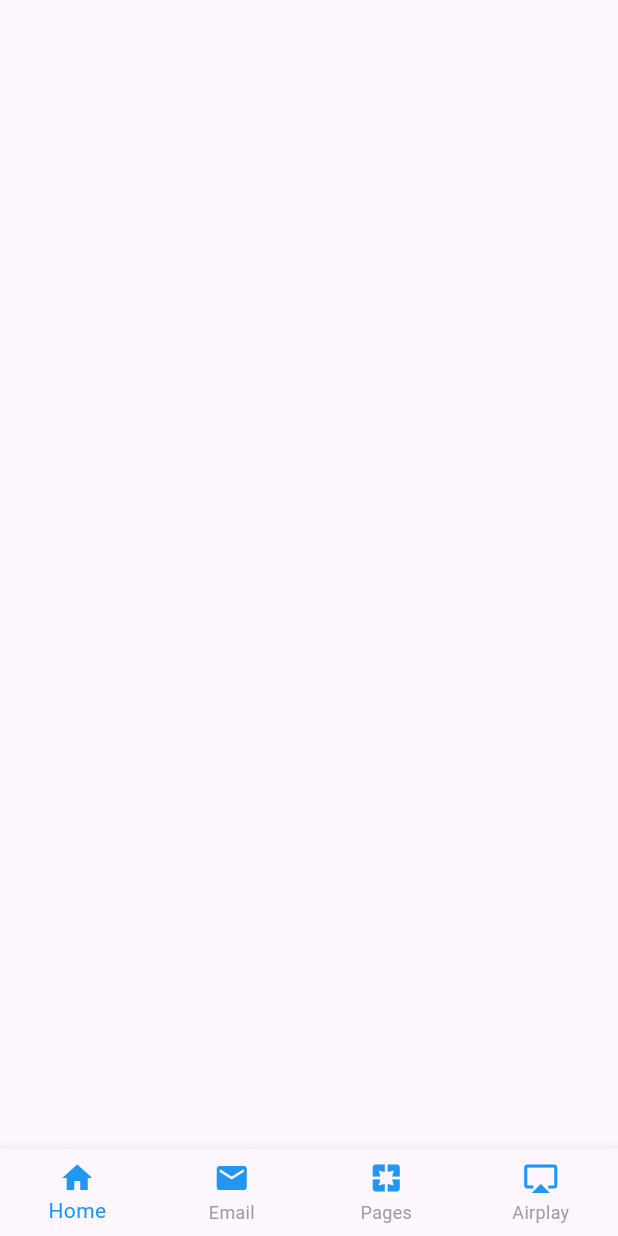
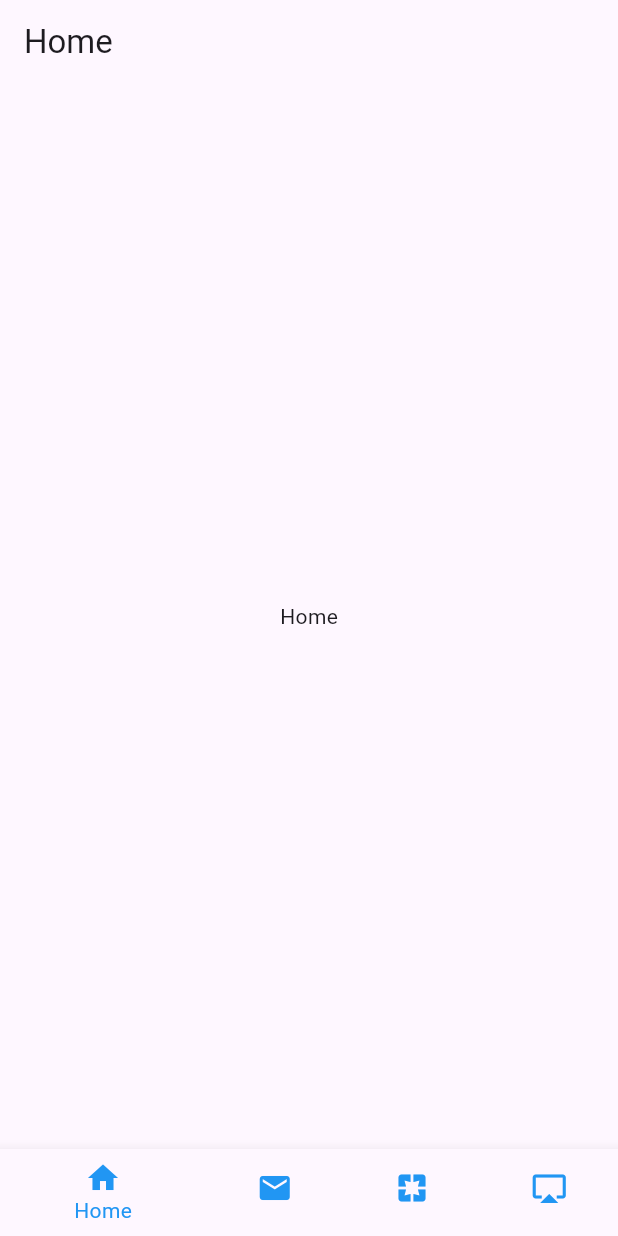
Before and after one commit to redfish-27182/my_flutter_learning, a Flutter app: the screen it shows after launch, on a phone screen of 412 x 824 dp. Run offline on Flutter 3.47's test engine with Material 3 defaults, Android fonts, the light colour scheme and no system bars.

Commit message:
class 16: 底部路徑導航進階版

```diff
--- a/lib/bottom_navigation_widget.dart
+++ b/lib/bottom_navigation_widget.dart
@@ -1,4 +1,8 @@
 import 'package:flutter/material.dart';
+import 'pages/email_screen.dart';
+import 'pages/home_screen.dart';
+import 'pages/pages_screen.dart';
+import 'pages/airpay_screen.dart';
 
 // ==========================================
 // 🏠 底部導航欄的主體（外殼積木）
@@ -16,14 +20,35 @@ class _BottomNavigationWidgetState extends State<BottomNavigationWidget> {
   // 💡 自訂一個顏色變數，未來想換主題色時，只要改這裡，所有按鈕一起變色！
   final _BottomNavigationWidgetColor = Colors.blue;
 
+  // 💡 修正一：變數宣告中間改用分號 `;`，新版空陣列直接用 `[]`
+  int _currentIndex = 0;
+  List<Widget> pagelist = [];
+
+  // 初始化狀態（這裏寫得超讚！級聯運算子用得很漂亮）
+  @override
+  void initState(){
+    pagelist
+      ..add(HomeScreen())
+      ..add(EmailScreen())
+      ..add(PagesScreen())
+      ..add(AirpayScreen());
+    super.initState();
+  }
+
   @override
   Widget build(BuildContext context) {
     return Scaffold(
+      // 💡 修正二：這行結尾一定要補上「逗號 `,`」
+      body: pagelist[_currentIndex],
+
       // 💡 bottomNavigationBar 是 Scaffold 專門用來放底部導航欄的骨架位子
       bottomNavigationBar: BottomNavigationBar(
 
         // 🔥 關鍵解鎖：當項目 >= 4 個時，必須強制設定為 fixed，否則沒點到的按鈕字體會消失！
-        type: BottomNavigationBarType.fixed,
+        //type: BottomNavigationBarType.fixed,
+
+        // 💡 修正四：一定要把目前的 index 綁進來，底下的按鈕發亮才會跟著動！
+        currentIndex: _currentIndex,
 
         // 🎨 設定被點選時的標籤文字顏色
         selectedItemColor: _BottomNavigationWidgetColor,
@@ -36,8 +61,6 @@ class _BottomNavigationWidgetState extends State<BottomNavigationWidget> {
           BottomNavigationBarItem(
             icon: Icon(
               Icons.home,
-              // 💡 小提示：因為我們在外層統一設定了 selected/unselected 顏色，
-              // 這裡的 color: 屬性其實可以放心地整行刪掉，讓外層大總管自動控制喔！
               color: _BottomNavigationWidgetColor,
             ),
             label: 'Home', // 新版寫法：直接給純字串，不能寫 Text() 喔！
@@ -70,6 +93,12 @@ class _BottomNavigationWidgetState extends State<BottomNavigationWidget> {
             label: 'Airplay',
           )
         ],
+        // index是flutter自帶的
+        onTap: (int index) {
+          setState(() {
+            _currentIndex = index;
+          });
+        },
       ),
     );
   }
--- /dev/null
+++ b/lib/pages/home_screen.dart
@@ -0,0 +1,11 @@
+import 'package:flutter/material.dart';
+
+class HomeScreen extends StatelessWidget{
+  @override
+  Widget build (BuildContext context){
+    return Scaffold(
+      appBar:AppBar(title: Text('Home')),
+      body: Center(child: Text('Home'))
+    );
+  }
+}
--- /dev/null
+++ b/lib/pages/pages_screen.dart
@@ -0,0 +1,11 @@
+import 'package:flutter/material.dart';
+
+class PagesScreen extends StatelessWidget{
+  @override
+  Widget build (BuildContext context){
+    return Scaffold(
+      appBar:AppBar(title: Text('Home')),
+      body: Center(child: Text('Home'))
+    );
+  }
+}
```
Also changed, not shown: lib/pages/airpay_screen.dart (added, +11 -0 lines), lib/pages/email_screen.dart (added, +11 -0 lines).
